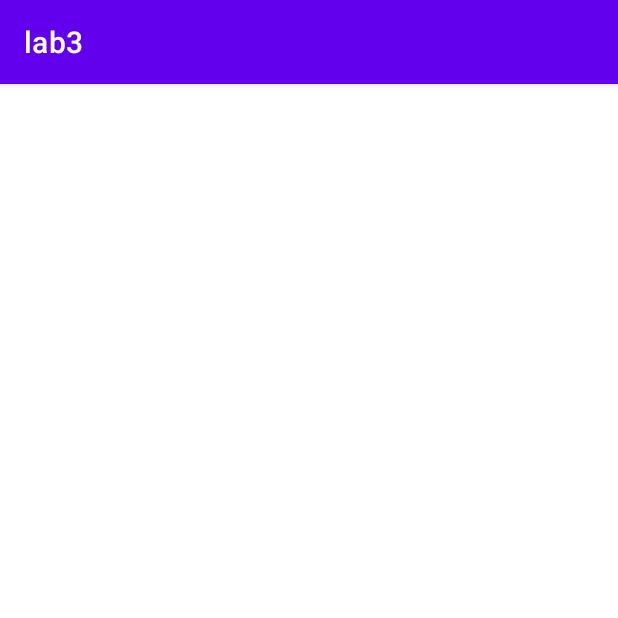
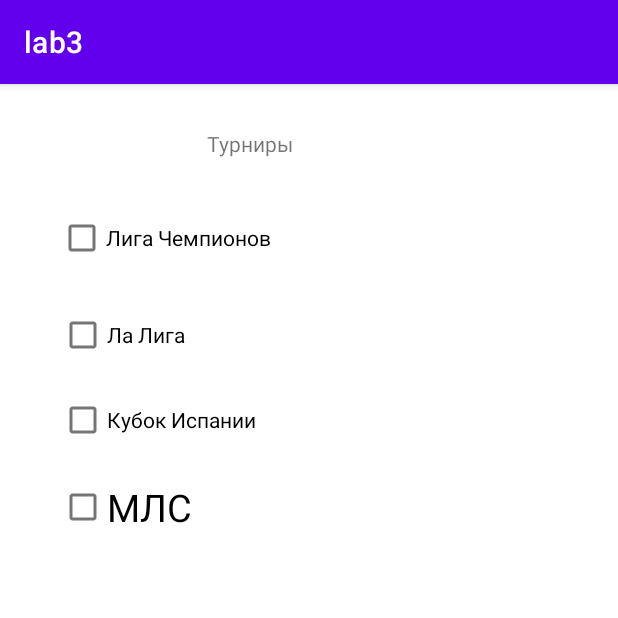
Before and after one commit to jk2911/lab3, an Android app: the TournamentActivity screen opened directly, with no data from a screen before it, on a phone screen of 412 x 824 dp, the top half of it. Run offline under Robolectric (Android 15) with nearby library versions, the phone set to English and light mode, and no system bars.

Commit message:
add style for check button and add check button in activity_tournament.xml

```diff
--- a/app/src/main/res/layout/activity_tournament.xml
+++ b/app/src/main/res/layout/activity_tournament.xml
@@ -6,4 +6,67 @@
     android:layout_height="match_parent"
     tools:context=".TournamentActivity">
 
+    <TextView
+        android:id="@+id/textView"
+        android:layout_width="wrap_content"
+        android:layout_height="wrap_content"
+        android:text="Турниры"
+        app:layout_constraintBottom_toBottomOf="parent"
+        app:layout_constraintEnd_toEndOf="parent"
+        app:layout_constraintHorizontal_bias="0.39"
+        app:layout_constraintStart_toStartOf="parent"
+        app:layout_constraintTop_toTopOf="parent"
+        app:layout_constraintVertical_bias="0.04" />
+
+    <CheckBox
+        android:id="@+id/ChampionsLeague"
+        android:layout_width="wrap_content"
+        android:layout_height="wrap_content"
+        android:text="Лига Чемпионов"
+        app:layout_constraintBottom_toBottomOf="parent"
+        app:layout_constraintEnd_toEndOf="parent"
+        app:layout_constraintHorizontal_bias="0.144"
+        app:layout_constraintStart_toStartOf="parent"
+        app:layout_constraintTop_toTopOf="parent"
+        app:layout_constraintVertical_bias="0.109" />
+
+    <CheckBox
+        android:id="@+id/LaLiga"
+        android:layout_width="151dp"
+        android:layout_height="40dp"
+        android:text="Ла Лига"
+        app:layout_constraintBottom_toBottomOf="parent"
+        app:layout_constraintEnd_toEndOf="parent"
+        app:layout_constraintHorizontal_bias="0.15"
+        app:layout_constraintStart_toStartOf="parent"
+        app:layout_constraintTop_toTopOf="parent"
+        app:layout_constraintVertical_bias="0.202" />
+
+    <CheckBox
+        android:id="@+id/CupSpain"
+        android:layout_width="151dp"
+        android:layout_height="40dp"
+        android:text="Кубок Испании"
+        app:layout_constraintBottom_toBottomOf="parent"
+        app:layout_constraintEnd_toEndOf="parent"
+        app:layout_constraintHorizontal_bias="0.15"
+        app:layout_constraintStart_toStartOf="parent"
+        app:layout_constraintTop_toTopOf="parent"
+        app:layout_constraintVertical_bias="0.28" />
+
+    <CheckBox
+        android:id="@+id/MLS"
+        android:layout_width="151dp"
+        android:layout_height="40dp"
+        android:text="МЛС"
+        android:textSize="25dp"
+
+        app:layout_constraintBottom_toBottomOf="parent"
+        app:layout_constraintEnd_toEndOf="parent"
+        app:layout_constraintHorizontal_bias="0.15"
+        app:layout_constraintStart_toStartOf="parent"
+        app:layout_constraintTop_toTopOf="parent"
+        app:layout_constraintVertical_bias="0.36" />
+
+
 </androidx.constraintlayout.widget.ConstraintLayout>
--- a/app/src/main/res/values/themes.xml
+++ b/app/src/main/res/values/themes.xml
@@ -13,4 +13,7 @@
         <item name="android:statusBarColor" tools:targetApi="l">?attr/colorPrimaryVariant</item>
         <!-- Customize your theme here. -->
     </style>
+    <style name="CheckBox">
+        <item name="android:textSize">25dp</item>
+    </style>
 </resources>
```
